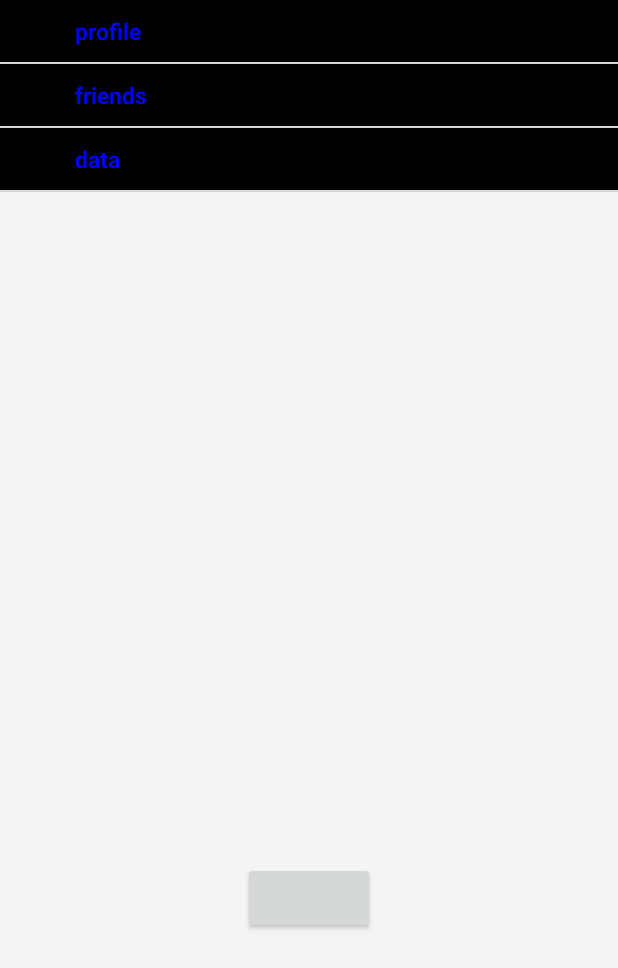
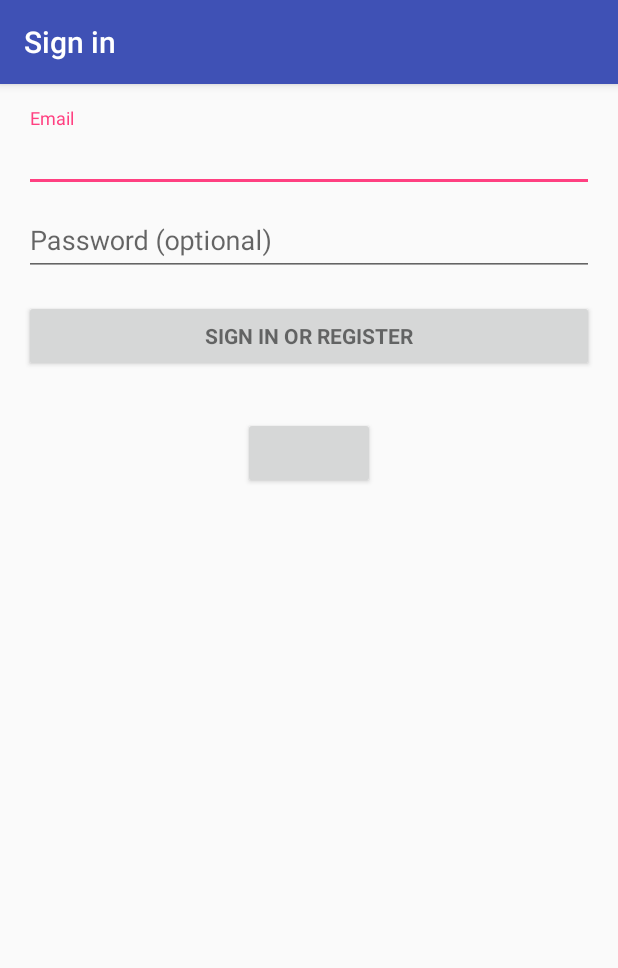
Before and after one commit to vincentthai22/fitness-friends, an Android app: the screen it shows after launch (MainActivity before the commit, LoginActivity after it), on a phone screen of 412 x 824 dp. Shown: the top 968 px of the screen. Run offline under Robolectric (Android 15) with nearby library versions, the phone set to English and light mode, and no system bars; our stand-ins replace Firebase (no records; nobody signed in at launch, a user with empty details on screens opened directly); libraries missing offline, so code that uses them is left out: com.facebook, com.facebook.appevents, com.facebook.login; plain views replace LoginButton; 9 statements that could not run were skipped.

Commit message:
Updated facebook login

```diff
--- a/app/build.gradle
+++ b/app/build.gradle
@@ -27,6 +27,7 @@ dependencies {
     compile 'com.facebook.android:facebook-android-sdk:+'
     compile 'com.google.firebase:firebase-core:9.8.0'
     compile 'com.google.firebase:firebase-auth:9.8.0'
+    compile 'com.android.support:design:24.2.1'
     testCompile 'junit:junit:4.12'
 }
 apply plugin: 'com.google.gms.google-services'
--- /dev/null
+++ b/app/src/main/java/com/example/vincent/fitnessfriends/LoginActivity.java
@@ -0,0 +1,436 @@
+package com.example.vincent.fitnessfriends;
+
+import android.animation.Animator;
+import android.animation.AnimatorListenerAdapter;
+import android.annotation.TargetApi;
+import android.content.Intent;
+import android.content.pm.PackageManager;
+import android.support.annotation.NonNull;
+import android.support.design.widget.Snackbar;
+import android.support.v7.app.AppCompatActivity;
+import android.app.LoaderManager.LoaderCallbacks;
+
+import android.content.CursorLoader;
+import android.content.Loader;
+import android.database.Cursor;
+import android.net.Uri;
+import android.os.AsyncTask;
+
+import android.os.Build;
+import android.os.Bundle;
+import android.provider.ContactsContract;
+import android.text.TextUtils;
+import android.util.Log;
+import android.view.KeyEvent;
+import android.view.LayoutInflater;
+import android.view.View;
+import android.view.View.OnClickListener;
+import android.view.ViewGroup;
+import android.view.inputmethod.EditorInfo;
+import android.widget.ArrayAdapter;
+import android.widget.AutoCompleteTextView;
+import android.widget.Button;
+import android.widget.EditText;
+import android.widget.TextView;
+
+import com.facebook.AccessToken;
+import com.facebook.CallbackManager;
+import com.facebook.FacebookCallback;
+import com.facebook.FacebookException;
+import com.facebook.FacebookSdk;
+import com.facebook.Profile;
+import com.facebook.login.LoginManager;
+import com.facebook.login.LoginResult;
+import com.facebook.login.widget.LoginButton;
+
+import java.util.ArrayList;
+import java.util.List;
+
+import static android.Manifest.permission.READ_CONTACTS;
+
+/**
+ * A login screen that offers login via email/password.
+ */
+public class LoginActivity extends AppCompatActivity implements LoaderCallbacks<Cursor> {
+
+    /**
+     * Id to identity READ_CONTACTS permission request.
+     */
+    private static final int REQUEST_READ_CONTACTS = 0;
+
+    /**
+     * A dummy authentication store containing known user names and passwords.
+     * TODO: remove after connecting to a real authentication system.
+     */
+    private static final String[] DUMMY_CREDENTIALS = new String[]{
+            "foo@example.com:hello", "bar@example.com:world"
+    };
+    /**
+     * Keep track of the login task to ensure we can cancel it if requested.
+     */
+    private UserLoginTask mAuthTask = null;
+
+    // UI references.
+    private AutoCompleteTextView mEmailView;
+    private EditText mPasswordView;
+    private View mProgressView;
+    private View mLoginFormView;
+
+    private LoginButton loginButton;
+    private CallbackManager callbackManager;
+
+    @Override
+    protected void onCreate(Bundle savedInstanceState) {
+        super.onCreate(savedInstanceState);
+        FacebookSdk.sdkInitialize(getApplicationContext());
+        callbackManager = CallbackManager.Factory.create();
+
+        LoginManager.getInstance().registerCallback(callbackManager,
+                new FacebookCallback<LoginResult>() {
+                    @Override
+                    public void onSuccess(LoginResult loginResult) {
+                        Log.d("loginsuccess", "success");
+                        finish();
+                    }
+
+                    @Override
+                    public void onCancel() {
+                        // App code
+                    }
+
+                    @Override
+                    public void onError(FacebookException exception) {
+                        // App code
+                    }
+                });
+        setContentView(R.layout.activity_login);
+        // Set up the login form.
+        mEmailView = (AutoCompleteTextView) findViewById(R.id.email);
+        populateAutoComplete();
+
+        mPasswordView = (EditText) findViewById(R.id.password);
+        mPasswordView.setOnEditorActionListener(new TextView.OnEditorActionListener() {
+            @Override
+            public boolean onEditorAction(TextView textView, int id, KeyEvent keyEvent) {
+                if (id == R.id.login || id == EditorInfo.IME_NULL) {
+                    attemptLogin();
+                    return true;
+                }
+                return false;
+            }
+        });
+        checkToken();
+
+        Button mEmailSignInButton = (Button) findViewById(R.id.email_sign_in_button);
+        mEmailSignInButton.setOnClickListener(new OnClickListener() {
+            @Override
+            public void onClick(View view) {
+                attemptLogin();
+            }
+        });
+
+        mLoginFormView = findViewById(R.id.login_form);
+        mProgressView = findViewById(R.id.login_progress);
+    }
+
+    public void checkToken(){
+        try {
+            if (Profile.getCurrentProfile().getFirstName() != null)
+                finish();
+        }catch(NullPointerException e){
+
+        }
+    }
+
+
+    @Override
+    protected void onActivityResult(int requestCode, int resultCode, Intent data) {
+        super.onActivityResult(requestCode, resultCode, data);
+        callbackManager.onActivityResult(requestCode, resultCode, data);
+    }
+//
+//
+//    public View onCreateView(
+//            LayoutInflater inflater,
+//            ViewGroup container,
+//            Bundle savedInstanceState) {
+//        View view = inflater.inflate(R.layout.splash, container, false);
+//
+//        loginButton = (LoginButton) view.findViewById(R.id.login_button);
+//        loginButton.setReadPermissions("email");
+//        // If using in a fragment
+//       // loginButton.setFragment();
+//        // Other app specific specialization
+//
+//        // Callback registration
+//        loginButton.registerCallback(callbackManager, new FacebookCallback<LoginResult>() {
+//            @Override
+//            public void onSuccess(LoginResult loginResult) {
+//                // App code
+//            }
+//
+//            @Override
+//            public void onCancel() {
+//                // App code
+//            }
+//
+//            @Override
+//            public void onError(FacebookException exception) {
+//                // App code
+//            }
+//        });
+//        return view;
+//    }
+
+    private void populateAutoComplete() {
+        if (!mayRequestContacts()) {
+            return;
+        }
+
+        getLoaderManager().initLoader(0, null, this);
+    }
+
+    private boolean mayRequestContacts() {
+        if (Build.VERSION.SDK_INT < Build.VERSION_CODES.M) {
+            return true;
+        }
+        if (checkSelfPermission(READ_CONTACTS) == PackageManager.PERMISSION_GRANTED) {
+            return true;
+        }
+        if (shouldShowRequestPermissionRationale(READ_CONTACTS)) {
+            Snackbar.make(mEmailView, R.string.permission_rationale, Snackbar.LENGTH_INDEFINITE)
+                    .setAction(android.R.string.ok, new View.OnClickListener() {
+                        @Override
+                        @TargetApi(Build.VERSION_CODES.M)
+                        public void onClick(View v) {
+                            requestPermissions(new String[]{READ_CONTACTS}, REQUEST_READ_CONTACTS);
+                        }
+                    });
+        } else {
+            requestPermissions(new String[]{READ_CONTACTS}, REQUEST_READ_CONTACTS);
+        }
+        return false;
+    }
+
+    /**
+     * Callback received when a permissions request has been completed.
+     */
+    @Override
+    public void onRequestPermissionsResult(int requestCode, @NonNull String[] permissions,
+                                           @NonNull int[] grantResults) {
+        if (requestCode == REQUEST_READ_CONTACTS) {
+            if (grantResults.length == 1 && grantResults[0] == PackageManager.PERMISSION_GRANTED) {
+                populateAutoComplete();
+            }
+        }
+    }
+
+
+    /**
+     * Attempts to sign in or register the account specified by the login form.
+     * If there are form errors (invalid email, missing fields, etc.), the
+     * errors are presented and no actual login attempt is made.
+     */
+    private void attemptLogin() {
+        if (mAuthTask != null) {
+            return;
+        }
+        // Reset errors.
+        mEmailView.setError(null);
+        mPasswordView.setError(null);
+
+        // Store values at the time of the login attempt.
+        String email = mEmailView.getText().toString();
+        String password = mPasswordView.getText().toString();
+
+        boolean cancel = false;
+        View focusView = null;
+
+        // Check for a valid password, if the user entered one.
+        if (!TextUtils.isEmpty(password) && !isPasswordValid(password)) {
+            mPasswordView.setError(getString(R.string.error_invalid_password));
+            focusView = mPasswordView;
+            cancel = true;
+        }
+
+        // Check for a valid email address.
+        if (TextUtils.isEmpty(email)) {
+            mEmailView.setError(getString(R.string.error_field_required));
+            focusView = mEmailView;
+            cancel = true;
+        } else if (!isEmailValid(email)) {
+            mEmailView.setError(getString(R.string.error_invalid_email));
+            focusView = mEmailView;
+            cancel = true;
+        }
+
+        if (cancel) {
+            // There was an error; don't attempt login and focus the first
+            // form field with an error.
+            focusView.requestFocus();
+        } else {
+            // Show a progress spinner, and kick off a background task to
+            // perform the user login attempt.
+            showProgress(true);
+            mAuthTask = new UserLoginTask(email, password);
+            mAuthTask.execute((Void) null);
+        }
+    }
+
+    private boolean isEmailValid(String email) {
+        //TODO: Replace this with your own logic
+        return email.contains("@");
+    }
+
+    private boolean isPasswordValid(String password) {
+        //TODO: Replace this with your own logic
+        return password.length() > 4;
+    }
+
+    /**
+     * Shows the progress UI and hides the login form.
+     */
+    @TargetApi(Build.VERSION_CODES.HONEYCOMB_MR2)
+    private void showProgress(final boolean show) {
+        // On Honeycomb MR2 we have the ViewPropertyAnimator APIs, which allow
+        // for very easy animations. If available, use these APIs to fade-in
+        // the progress spinner.
+        if (Build.VERSION.SDK_INT >= Build.VERSION_CODES.HONEYCOMB_MR2) {
+            int shortAnimTime = getResources().getInteger(android.R.integer.config_shortAnimTime);
+
+            mLoginFormView.setVisibility(show ? View.GONE : View.VISIBLE);
+            mLoginFormView.animate().setDuration(shortAnimTime).alpha(
+                    show ? 0 : 1).setListener(new AnimatorListenerAdapter() {
+                @Override
+                public void onAnimationEnd(Animator animation) {
+                    mLoginFormView.setVisibility(show ? View.GONE : View.VISIBLE);
+                }
+            });
+
+            mProgressView.setVisibility(show ? View.VISIBLE : View.GONE);
+            mProgressView.animate().setDuration(shortAnimTime).alpha(
+                    show ? 1 : 0).setListener(new AnimatorListenerAdapter() {
+                @Override
+                public void onAnimationEnd(Animator animation) {
+                    mProgressView.setVisibility(show ? View.VISIBLE : View.GONE);
+                }
+            });
+        } else {
+            // The ViewPropertyAnimator APIs are not available, so simply show
+            // and hide the relevant UI components.
+            mProgressView.setVisibility(show ? View.VISIBLE : View.GONE);
+            mLoginFormView.setVisibility(show ? View.GONE : View.VISIBLE);
+        }
+    }
+
+    @Override
+    public Loader<Cursor> onCreateLoader(int i, Bundle bundle) {
+        return new CursorLoader(this,
+                // Retrieve data rows for the device user's 'profile' contact.
+                Uri.withAppendedPath(ContactsContract.Profile.CONTENT_URI,
+                        ContactsContract.Contacts.Data.CONTENT_DIRECTORY), ProfileQuery.PROJECTION,
+
+                // Select only email addresses.
+                ContactsContract.Contacts.Data.MIMETYPE +
+                        " = ?", new String[]{ContactsContract.CommonDataKinds.Email
+                .CONTENT_ITEM_TYPE},
+
+                // Show primary email addresses first. Note that there won't be
+                // a primary email address if the user hasn't specified one.
+                ContactsContract.Contacts.Data.IS_PRIMARY + " DESC");
+    }
+
+    @Override
+    public void onLoadFinished(Loader<Cursor> cursorLoader, Cursor cursor) {
+        List<String> emails = new ArrayList<>();
+        cursor.moveToFirst();
+        while (!cursor.isAfterLast()) {
+            emails.add(cursor.getString(ProfileQuery.ADDRESS));
+            cursor.moveToNext();
+        }
+
+        addEmailsToAutoComplete(emails);
+    }
+
+    @Override
+    public void onLoaderReset(Loader<Cursor> cursorLoader) {
+
+    }
+
+    private void addEmailsToAutoComplete(List<String> emailAddressCollection) {
+        //Create adapter to tell the AutoCompleteTextView what to show in its dropdown list.
+        ArrayAdapter<String> adapter =
+                new ArrayAdapter<>(LoginActivity.this,
+                        android.R.layout.simple_dropdown_item_1line, emailAddressCollection);
+
+        mEmailView.setAdapter(adapter);
+    }
+
+
+    private interface ProfileQuery {
+        String[] PROJECTION = {
+                ContactsContract.CommonDataKinds.Email.ADDRESS,
+                ContactsContract.CommonDataKinds.Email.IS_PRIMARY,
+        };
+
+        int ADDRESS = 0;
+        int IS_PRIMARY = 1;
+    }
+
+    /**
+     * Represents an asynchronous login/registration task used to authenticate
+     * the user.
+     */
+    public class UserLoginTask extends AsyncTask<Void, Void, Boolean> {
+
+        private final String mEmail;
+        private final String mPassword;
+
+        UserLoginTask(String email, String password) {
+            mEmail = email;
+            mPassword = password;
+        }
+
+        @Override
+        protected Boolean doInBackground(Void... params) {
+            // TODO: attempt authentication against a network service.
+
+            try {
+                // Simulate network access.
+                Thread.sleep(2000);
+            } catch (InterruptedException e) {
+                return false;
+            }
+
+            for (String credential : DUMMY_CREDENTIALS) {
+                String[] pieces = credential.split(":");
+                if (pieces[0].equals(mEmail)) {
+                    // Account exists, return true if the password matches.
+                    return pieces[1].equals(mPassword);
+                }
+            }
+
+            // TODO: register the new account here.
+            return true;
+        }
+
+        @Override
+        protected void onPostExecute(final Boolean success) {
+            mAuthTask = null;
+            showProgress(false);
+
+            if (success) {
+                finish();
+            } else {
+                mPasswordView.setError(getString(R.string.error_incorrect_password));
+                mPasswordView.requestFocus();
+            }
+        }
+
+        @Override
+        protected void onCancelled() {
+            mAuthTask = null;
+            showProgress(false);
+        }
+    }
+}
--- a/app/src/main/java/com/example/vincent/fitnessfriends/MainActivity.java
+++ b/app/src/main/java/com/example/vincent/fitnessfriends/MainActivity.java
@@ -1,6 +1,7 @@
 package com.example.vincent.fitnessfriends;
 
 import android.app.Activity;
+import android.content.Intent;
 import android.os.Bundle;
 import android.support.annotation.NonNull;
 import android.util.Log;
@@ -12,6 +13,8 @@ import android.widget.ExpandableListView.OnGroupCollapseListener;
 import android.widget.ExpandableListView.OnGroupExpandListener;
 import android.widget.Toast;
 
+import com.facebook.AccessToken;
+import com.facebook.AccessTokenTracker;
 import com.google.firebase.auth.*;
 
 import java.util.ArrayList;
@@ -35,15 +38,24 @@ public class MainActivity extends Activity {
     private List<String> liHead;
     private HashMap<String, List<String>> liChild;
 
+    private AccessTokenTracker fbTracker;
     @Override
     protected void onCreate(Bundle savedInstanceState) {
+        startLoginActivity();
         super.onCreate(savedInstanceState);
         mAuth = FirebaseAuth.getInstance();
         FacebookSdk.sdkInitialize(getApplicationContext());
         AppEventsLogger.activateApp(this);
         setContentView(R.layout.activity_main);
-
-
+        fbTracker = new AccessTokenTracker() {
+            @Override
+            protected void onCurrentAccessTokenChanged(AccessToken accessToken, AccessToken accessToken2) {
+                if (accessToken2 == null) {
+                    Log.d("FB", "User Logged Out.");
+                    finish();
+                }
+            }
+        };
         mAuthListener = new FirebaseAuth.AuthStateListener() {
             @Override
             public void onAuthStateChanged(@NonNull FirebaseAuth firebaseAuth) {
@@ -118,7 +130,10 @@ public class MainActivity extends Activity {
             }
         });
     }
-
+    public void startLoginActivity(){
+        Intent intent = new Intent(this, LoginActivity.class);
+        startActivity(intent);
+    }
     @Override
     public void onStart() {
         super.onStart();
--- a/app/src/main/res/layout/activity_login.xml
+++ b/app/src/main/res/layout/activity_login.xml
@@ -1,11 +1,77 @@
-<?xml version="1.0" encoding="utf-8"?>
 <LinearLayout xmlns:android="http://schemas.android.com/apk/res/android"
+    xmlns:tools="http://schemas.android.com/tools"
+    android:layout_width="match_parent"
+    android:layout_height="match_parent"
+    android:gravity="center_horizontal"
+    android:orientation="vertical"
+    android:paddingBottom="@dimen/activity_vertical_margin"
+    android:paddingLeft="@dimen/activity_horizontal_margin"
+    android:paddingRight="@dimen/activity_horizontal_margin"
+    android:paddingTop="@dimen/activity_vertical_margin"
+    tools:context="com.example.vincent.fitnessfriends.LoginActivity">
+
+    <!-- Login progress -->
+    <ProgressBar
+        android:id="@+id/login_progress"
+        style="?android:attr/progressBarStyleLarge"
+        android:layout_width="wrap_content"
+        android:layout_height="wrap_content"
+        android:layout_marginBottom="8dp"
+        android:visibility="gone" />
+
+    <ScrollView
+        android:id="@+id/login_form"
         android:layout_width="match_parent"
         android:layout_height="match_parent">
 
-    <GridLayout
+        <LinearLayout
+            android:id="@+id/email_login_form"
             android:layout_width="match_parent"
-        android:layout_height="match_parent">
+            android:layout_height="wrap_content"
+            android:orientation="vertical">
+
+            <android.support.design.widget.TextInputLayout
+                android:layout_width="match_parent"
+                android:layout_height="wrap_content"
+                android:id="@+id/userNameTextInput">
+
+                <AutoCompleteTextView
+                    android:id="@+id/email"
+                    android:layout_width="match_parent"
+                    android:layout_height="wrap_content"
+                    android:hint="@string/prompt_email"
+                    android:inputType="textEmailAddress"
+                    android:maxLines="1"
+                    android:singleLine="true" />
+
+            </android.support.design.widget.TextInputLayout>
+
+            <android.support.design.widget.TextInputLayout
+                android:layout_width="match_parent"
+                android:layout_height="wrap_content">
+
+                <EditText
+                    android:id="@+id/password"
+                    android:layout_width="match_parent"
+                    android:layout_height="wrap_content"
+                    android:hint="@string/prompt_password"
+                    android:imeActionId="@+id/login"
+                    android:imeActionLabel="@string/action_sign_in_short"
+                    android:imeOptions="actionUnspecified"
+                    android:inputType="textPassword"
+                    android:maxLines="1"
+                    android:singleLine="true" />
+
+            </android.support.design.widget.TextInputLayout>
+
+            <Button
+                android:id="@+id/email_sign_in_button"
+                style="?android:textAppearanceSmall"
+                android:layout_width="match_parent"
+                android:layout_height="wrap_content"
+                android:layout_marginTop="16dp"
+                android:text="@string/action_sign_in"
+                android:textStyle="bold" />
 
             <com.facebook.login.widget.LoginButton
                 android:id="@+id/login_button"
@@ -16,5 +82,8 @@
                 android:layout_marginBottom="30dp"
                 android:layout_row="25"
                 android:layout_column="0" />
-    </GridLayout>
+
         </LinearLayout>
+    </ScrollView>
+
+</LinearLayout>
--- /dev/null
+++ b/app/src/main/res/layout/splash.xml
@@ -0,0 +1,6 @@
+<?xml version="1.0" encoding="utf-8"?>
+<LinearLayout xmlns:android="http://schemas.android.com/apk/res/android"
+    android:layout_width="match_parent"
+    android:layout_height="match_parent">
+
+</LinearLayout>
--- a/app/src/main/res/values/strings.xml
+++ b/app/src/main/res/values/strings.xml
@@ -1,4 +1,18 @@
 <resources>
     <string name="app_name">FitnessFriends</string>
     <string name="facebook_app_id">1686001545049539</string>
+    <string name="title_activity_login">Sign in</string>
+
+    <!-- Strings related to login -->
+    <string name="prompt_email">Email</string>
+    <string name="prompt_password">Password (optional)</string>
+    <string name="action_sign_in">Sign in or register</string>
+    <string name="action_sign_in_short">Sign in</string>
+    <string name="error_invalid_email">This email address is invalid</string>
+    <string name="error_invalid_password">This password is too short</string>
+    <string name="error_incorrect_password">This password is incorrect</string>
+    <string name="error_field_required">This field is required</string>
+    <string name="permission_rationale">"Contacts permissions are needed for providing email
+        completions."
+    </string>
 </resources>
```
Also changed, not shown: app/src/main/AndroidManifest.xml (+20 -7 lines). Lines whose indentation alone changed are shown as unchanged.
